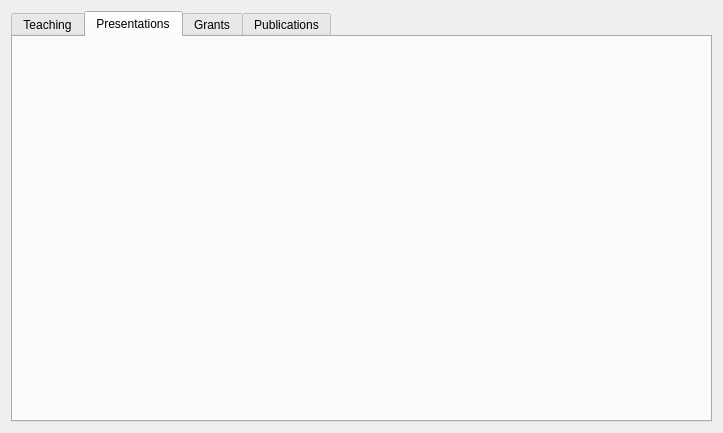
Qt form Windows/summary_window.ui (mshubat-forked/cs3307-group-project) before a commit.
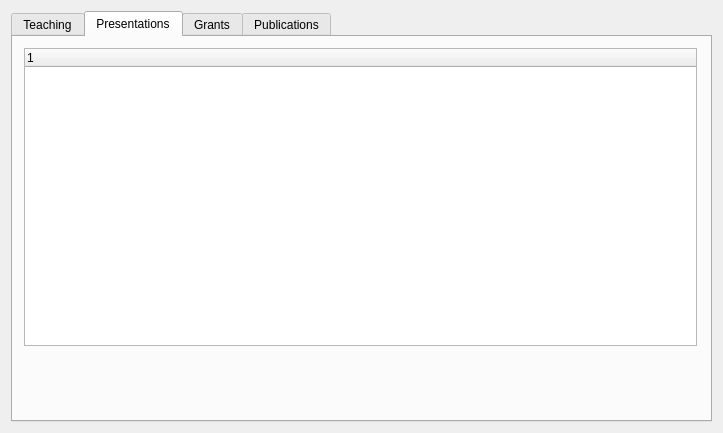
The same form after that commit. The open tabs and pages were chosen to show the change.

Commit message: Added drag and drop code to summary_window.cpp

Diff of the .ui file:
```diff
--- a/Windows/summary_window.ui
+++ b/Windows/summary_window.ui
@@ -91,6 +91,21 @@
       <attribute name="title">
        <string>Presentations</string>
       </attribute>
+      <widget class="QTreeWidget" name="presentations_tree">
+       <property name="geometry">
+        <rect>
+         <x>11</x>
+         <y>11</y>
+         <width>673</width>
+         <height>298</height>
+        </rect>
+       </property>
+       <column>
+        <property name="text">
+         <string notr="true">1</string>
+        </property>
+       </column>
+      </widget>
      </widget>
      <widget class="QWidget" name="tab_7">
       <attribute name="title">
```
Left out of the diff: 32 changed lines with no effect on the pictures. The commit also changes 2 other files.
